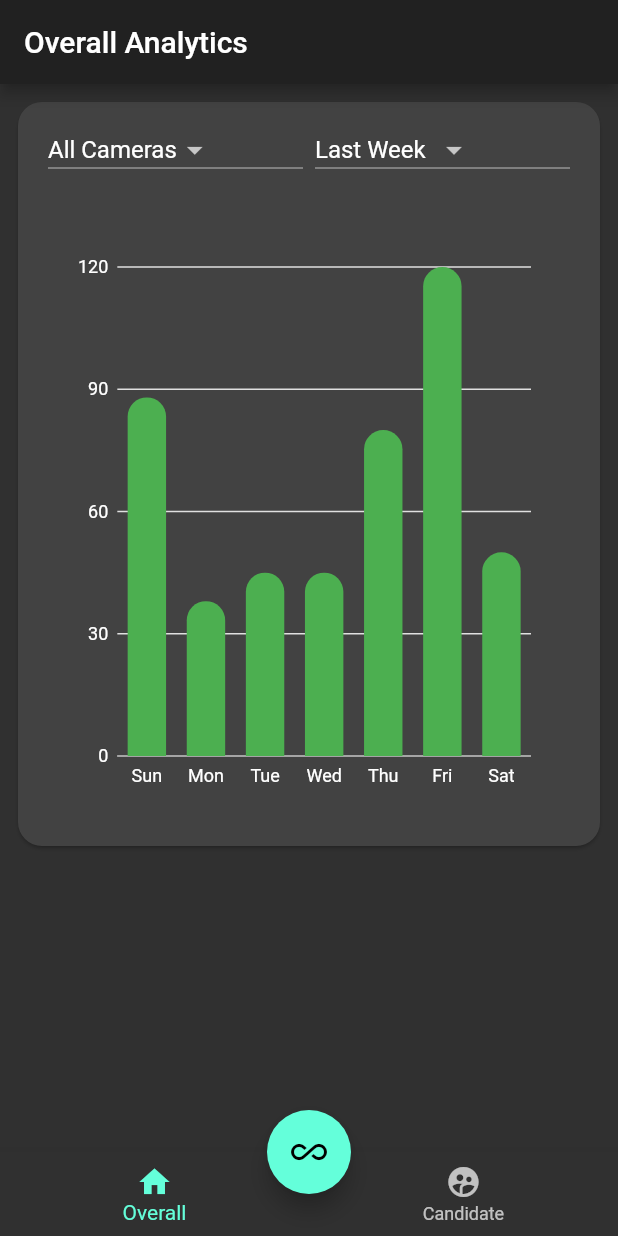
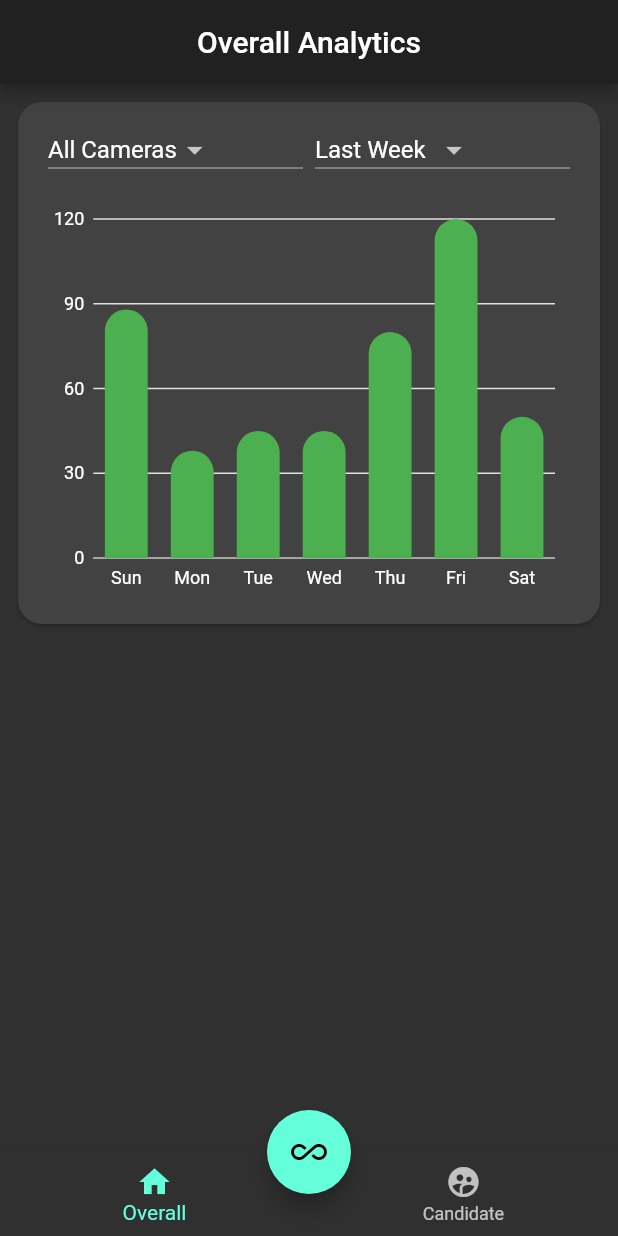
Before and after one commit to 98philips/Secure-vision-app, a Flutter app: the screen it shows after launch, on a phone screen of 412 x 824 dp. Run offline on Flutter 3.47's test engine with Material 2 defaults, Android fonts, the phone set to English and light mode, and no system bars; our stand-ins replace charts_flutter.

Commit message:
UI Changes

```diff
--- a/lib/analytics_chart.dart
+++ b/lib/analytics_chart.dart
@@ -47,7 +47,7 @@ class AnalyticsState extends State<AnalyticsChart>{
 
   Widget chartControls(){
     return Container(
-          padding: EdgeInsets.all(16),
+          padding: EdgeInsets.fromLTRB(16, 16, 16, 0),
           child: Row(
             children: <Widget>[
               Expanded(
@@ -93,9 +93,7 @@ class AnalyticsState extends State<AnalyticsChart>{
 
   Widget chart(List<charts.Series<ChartData, String>> series){
     return Container(
-      padding: EdgeInsets.all(16),
-        child:Container(
-          height: 400,
+          height: 300,
           padding: EdgeInsets.all(16),
         child: charts.BarChart(
           series,
@@ -116,7 +114,6 @@ class AnalyticsState extends State<AnalyticsChart>{
             ),
           ),
         ),
-      ),
     );
   }
 }
--- a/lib/home.dart
+++ b/lib/home.dart
@@ -96,6 +96,7 @@ class HomeState extends State<Home> {
     return Scaffold(
       appBar: AppBar(
         title: Text(_title),
+        centerTitle: true,
         // actions: <Widget>[
         //   IconButton(
         //     icon: Icon(Icons.menu),
```
Also changed, not shown: lib/candidate_analytics.dart (+29 -9 lines).
